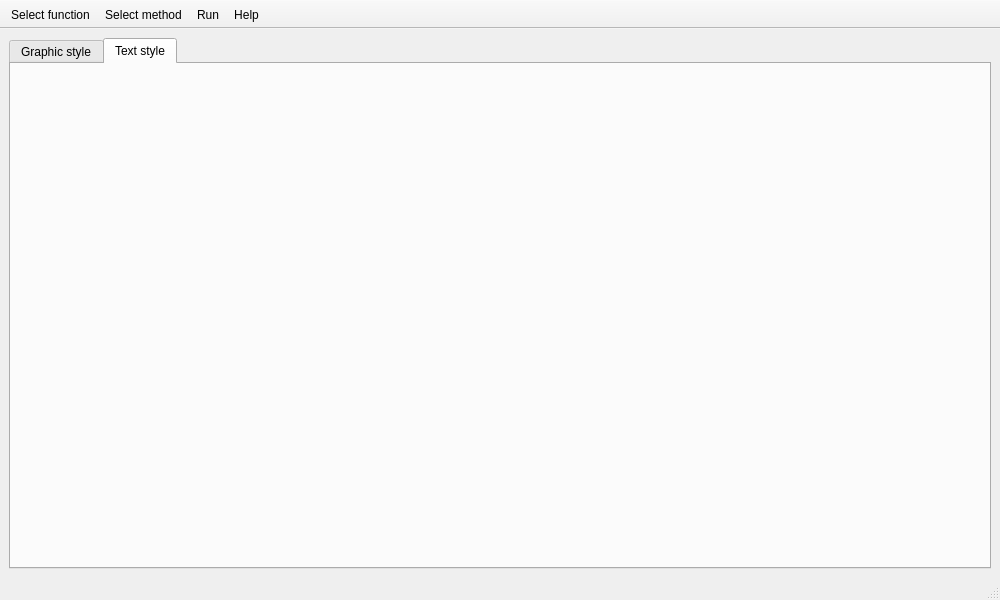
This is graphicApp/graphicApp/mainwindow.ui in Daniil-Vlasenko/SPbUProgrammingForProbabilisticProblems as Qt 5 draws it before an edit. The edited form follows.
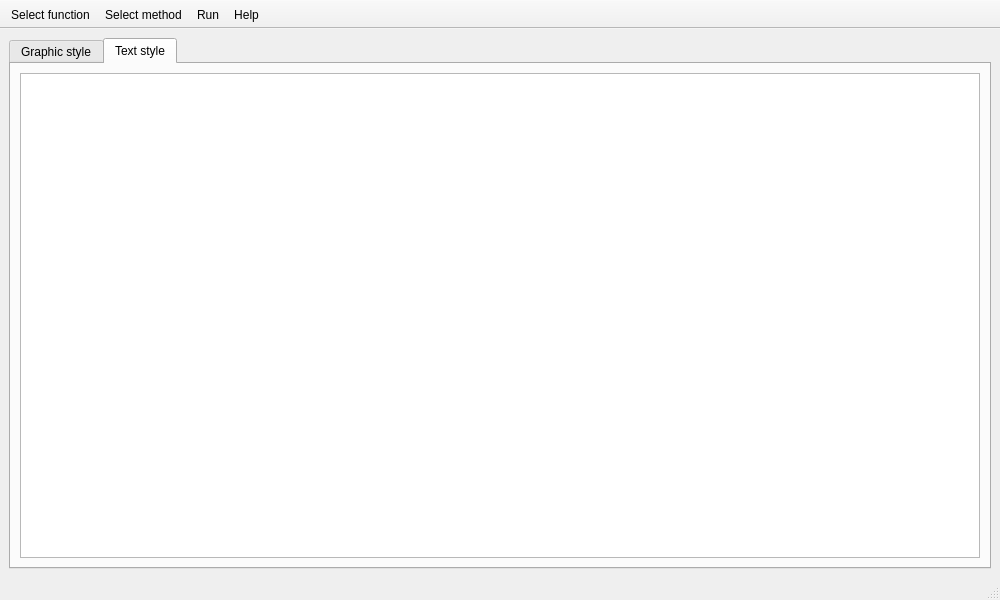
This is the edited form.

```diff
--- a/graphicApp/graphicApp/mainwindow.ui
+++ b/graphicApp/graphicApp/mainwindow.ui
@@ -40,11 +40,7 @@
        </attribute>
        <layout class="QVBoxLayout" name="verticalLayout">
         <item>
-         <widget class="QLabel" name="label_Text_style">
-          <property name="text">
-           <string/>
-          </property>
-         </widget>
+         <widget class="QTextEdit" name="textEdit_Text_style"/>
         </item>
        </layout>
       </widget>
```
